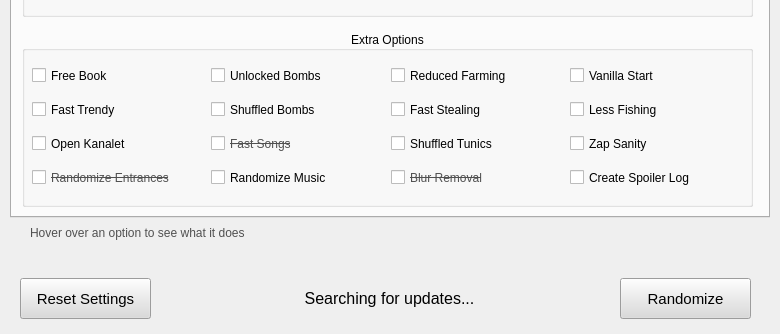
Above: UI/form.ui from Owen-Splat/LAS-Randomizer before the change; both pictures show x 0 to 780 and y 305 to 639 of the 780 by 639 pixel window. Below: the same form after it.
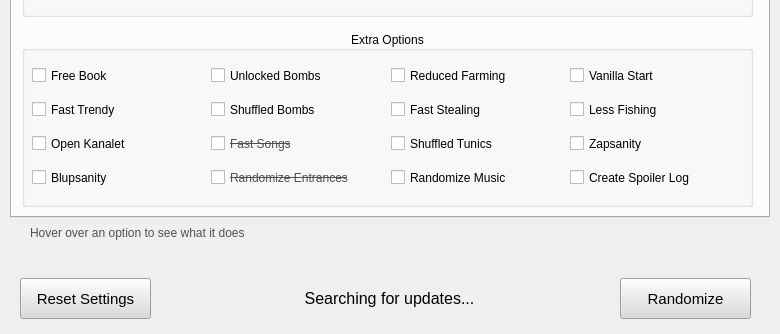
That is the form after the change.

Commit message: added blupsanity as well as fixed logic errors

Patch:
```diff
--- a/UI/form.ui
+++ b/UI/form.ui
@@ -1029,7 +1029,7 @@
        </property>
        <property name="geometry">
         <rect>
-         <x>10</x>
+         <x>189</x>
          <y>136</y>
          <width>173</width>
          <height>21</height>
@@ -1063,7 +1063,7 @@
        </property>
        <property name="geometry">
         <rect>
-         <x>189</x>
+         <x>369</x>
          <y>136</y>
          <width>173</width>
          <height>21</height>
@@ -1173,7 +1173,7 @@
         <string>Increases the number of potential zap traps over tenfold&lt;br&gt;&lt;/br&gt;This also allows them to be placed anywhere, not just in chests</string>
        </property>
        <property name="text">
-        <string>Zap Sanity</string>
+        <string>Zapsanity</string>
        </property>
       </widget>
       <widget class="QCheckBox" name="tunicsCheck">
@@ -1207,32 +1207,20 @@
       <widget class="QCheckBox" name="blurCheck">
        <property name="geometry">
         <rect>
-         <x>369</x>
+         <x>10</x>
          <y>136</y>
          <width>173</width>
          <height>21</height>
         </rect>
        </property>
-       <property name="font">
-        <font>
-         <pointsize>9</pointsize>
-         <strikeout>true</strikeout>
-        </font>
-       </property>
        <property name="toolTip">
         <string/>
        </property>
        <property name="whatsThis">
-        <string>Removes the blur around the edges of the screen</string>
-       </property>
-       <property name="styleSheet">
-        <string notr="true">color: rgb(80, 80, 80);</string>
+        <string>Turns the 28 freestanding rupees in Color Dungeon into item checks&lt;br&gt;&lt;/br&gt;&lt;u&gt;If this is not checked&lt;/u&gt;, they will stay as rupees</string>
        </property>
        <property name="text">
-        <string>Blur Removal</string>
-       </property>
-       <property name="checkable">
-        <bool>false</bool>
+        <string>Blupsanity</string>
        </property>
       </widget>
      </widget>
```
Left out of the diff: 2 changed lines with no effect on the pictures. The commit also changes 21 other files.
